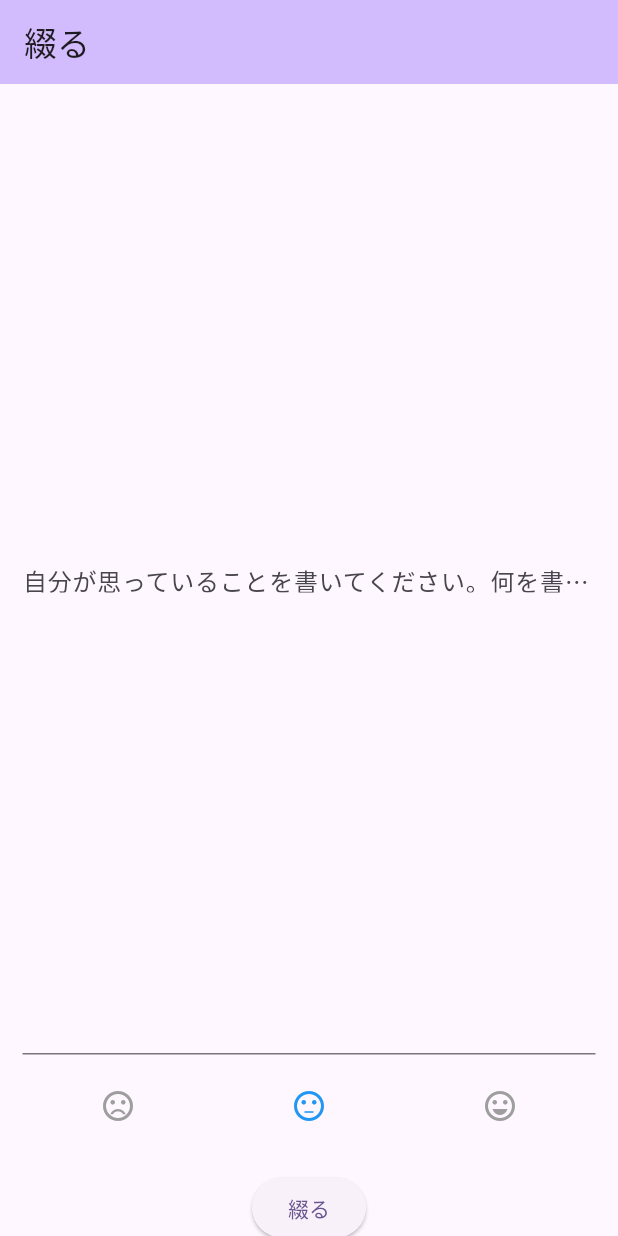
After one commit to urayusuke/mind_scribe_app, a Flutter app: the PostScreen screen opened by its route, on a phone screen of 412 x 824 dp. The commit adds this screen. Run offline on Flutter 3.47's test engine with Material 3 defaults, Android fonts, the light colour scheme and no system bars; our stand-ins replace freezed_annotation, get, lottie, shared_preferences; accounts and stored records are empty; statements that could not run were skipped.

Commit message:
post画面の実装

```diff
--- a/lib/l10n/intl_ja.arb
+++ b/lib/l10n/intl_ja.arb
@@ -1,4 +1,11 @@
 {
   "@@locale": "ja",
-  "home": "ホーム"
+  "home": "ホーム",
+  "post": "投稿",
+  "description":"自分が思っていることを書いてください。何を書いても大丈夫です",
+  "spell": "綴る",
+  "sad": "悲しい",
+  "neutral": "普通",
+  "happy": "楽しい",
+  "whiteSpace":""
 }
--- a/lib/l10n/l10n.dart
+++ b/lib/l10n/l10n.dart
@@ -96,6 +96,48 @@ abstract class L10n {
   /// In ja, this message translates to:
   /// **'ホーム'**
   String get home;
+
+  /// No description provided for @post.
+  ///
+  /// In ja, this message translates to:
+  /// **'投稿'**
+  String get post;
+
+  /// No description provided for @description.
+  ///
+  /// In ja, this message translates to:
+  /// **'自分が思っていることを書いてください。何を書いても大丈夫です'**
+  String get description;
+
+  /// No description provided for @spell.
+  ///
+  /// In ja, this message translates to:
+  /// **'綴る'**
+  String get spell;
+
+  /// No description provided for @sad.
+  ///
+  /// In ja, this message translates to:
+  /// **'悲しい'**
+  String get sad;
+
+  /// No description provided for @neutral.
+  ///
+  /// In ja, this message translates to:
+  /// **'普通'**
+  String get neutral;
+
+  /// No description provided for @happy.
+  ///
+  /// In ja, this message translates to:
+  /// **'楽しい'**
+  String get happy;
+
+  /// No description provided for @whiteSpace.
+  ///
+  /// In ja, this message translates to:
+  /// **''**
+  String get whiteSpace;
 }
 
 class _L10nDelegate extends LocalizationsDelegate<L10n> {
--- a/lib/l10n/l10n_ja.dart
+++ b/lib/l10n/l10n_ja.dart
@@ -6,4 +6,25 @@ class L10nJa extends L10n {
 
   @override
   String get home => 'ホーム';
+
+  @override
+  String get post => '投稿';
+
+  @override
+  String get description => '自分が思っていることを書いてください。何を書いても大丈夫です';
+
+  @override
+  String get spell => '綴る';
+
+  @override
+  String get sad => '悲しい';
+
+  @override
+  String get neutral => '普通';
+
+  @override
+  String get happy => '楽しい';
+
+  @override
+  String get whiteSpace => '';
 }
--- /dev/null
+++ b/lib/src/features/post/model/emotion.dart
@@ -0,0 +1,27 @@
+import 'package:flutter/material.dart';
+import 'package:freezed_annotation/freezed_annotation.dart';
+import 'package:mind_scribe_app/l10n/l10n.dart';
+
+enum Emotion {
+  @JsonValue(0)
+  sad,
+  @JsonValue(1)
+  neutral,
+  @JsonValue(2)
+  happy,
+}
+
+extension EmotionExtension on Emotion {
+  String name(BuildContext context) {
+    switch (this) {
+      case Emotion.sad:
+        return L10n.of(context)!.sad;
+      case Emotion.neutral:
+        return L10n.of(context)!.neutral;
+      case Emotion.happy:
+        return L10n.of(context)!.happy;
+      default:
+        return L10n.of(context)!.happy;
+    }
+  }
+}
--- /dev/null
+++ b/lib/src/features/post/model/post.dart
@@ -0,0 +1,15 @@
+import 'package:freezed_annotation/freezed_annotation.dart';
+import 'package:mind_scribe_app/src/features/post/model/emotion.dart';
+
+part 'post.freezed.dart';
+part 'post.g.dart';
+
+@freezed
+class Post with _$Post {
+  const factory Post({
+    @Default('') String content,
+    @Default(Emotion.neutral) Emotion emotion,
+  }) = _Post;
+
+  factory Post.fromJson(Map<String, dynamic> json) => _$PostFromJson(json);
+}
--- /dev/null
+++ b/lib/src/features/post/post_screen.dart
@@ -0,0 +1,89 @@
+import 'package:flutter/material.dart';
+import 'package:mind_scribe_app/l10n/l10n.dart';
+import 'package:get/get.dart';
+import 'package:mind_scribe_app/src/features/post/model/emotion.dart';
+import 'package:mind_scribe_app/src/features/post/post_state.dart';
+
+class PostScreen extends GetView<PostState> {
+  PostScreen({super.key}) {
+    // コントローラーを初期化
+    Get.put(PostState(), permanent: false);
+  }
+
+  @override
+  Widget build(BuildContext context) {
+    return Scaffold(
+      appBar: AppBar(
+        backgroundColor: Theme.of(context).colorScheme.inversePrimary,
+        title: Text(L10n.of(context)!.spell),
+        automaticallyImplyLeading: false,
+      ),
+      body: Padding(
+        padding: const EdgeInsets.all(15),
+        child: Obx(
+          () => Form(
+            child: Column(
+              crossAxisAlignment: CrossAxisAlignment.center,
+              children: [
+                TextFormField(
+                  decoration: InputDecoration(
+                    labelText: L10n.of(context)!.description,
+                  ),
+                  initialValue: controller.post.value.content,
+                  maxLines: 25,
+                  onChanged: controller.updateContent,
+                ),
+                const SizedBox(
+                  height: 10,
+                ),
+                Row(
+                  mainAxisAlignment: MainAxisAlignment.spaceAround,
+                  children: [
+                    Expanded(
+                      child: IconButton(
+                        icon: const Icon(Icons.sentiment_very_dissatisfied),
+                        color: controller.post.value.emotion == Emotion.sad
+                            ? Colors.blue
+                            : Colors.grey,
+                        onPressed: () {
+                          controller.updateEmotion(Emotion.sad);
+                        },
+                      ),
+                    ),
+                    Expanded(
+                      child: IconButton(
+                        icon: const Icon(Icons.sentiment_neutral),
+                        color: controller.post.value.emotion == Emotion.neutral
+                            ? Colors.blue
+                            : Colors.grey,
+                        onPressed: () {
+                          controller.updateEmotion(Emotion.neutral);
+                        },
+                      ),
+                    ),
+                    Expanded(
+                      child: IconButton(
+                        icon: const Icon(Icons.sentiment_very_satisfied),
+                        color: controller.post.value.emotion == Emotion.happy
+                            ? Colors.blue
+                            : Colors.grey,
+                        onPressed: () {
+                          controller.updateEmotion(Emotion.happy);
+                        },
+                      ),
+                    ),
+                  ],
+                ),
+                const SizedBox(height: 20),
+                ElevatedButton(
+                  child: Text(L10n.of(context)!.spell),
+                  onPressed: () {},
+                ),
+              ],
+            ),
+          ),
+        ),
+      ),
+    );
+  }
+}
--- /dev/null
+++ b/lib/src/features/post/post_state.dart
@@ -0,0 +1,36 @@
+import 'package:get/get.dart';
+import 'package:mind_scribe_app/src/features/post/model/emotion.dart';
+import 'package:mind_scribe_app/src/features/post/model/post.dart';
+
+class PostState extends GetxController {
+  // Single post data
+  var post = const Post().obs;
+
+  // Loading state
+  var isLoading = false.obs;
+
+  // Error message
+  var errorMessage = ''.obs;
+
+  // Fetch posts from a server or database
+  Future<void> fetchPosts() async {
+    try {
+      isLoading(true);
+    } catch (e) {
+      errorMessage.value = 'Failed to fetch posts';
+    } finally {
+      isLoading(false);
+    }
+  }
+
+  // 状態管理のためのメソッドを追加
+  void updateContent(String content) {
+    // ここで状態を更新
+    post.value = post.value.copyWith(content: content);
+  }
+
+  void updateEmotion(Emotion emotion) {
+    // ここで状態を更新
+    post.value = post.value.copyWith(emotion: emotion);
+  }
+}
--- a/lib/src/features/splash/splash_controller.dart
+++ b/lib/src/features/splash/splash_controller.dart
@@ -42,6 +42,6 @@ class SplashController extends GetxController {
       return;
     }
 
-    Get.offNamed(RoutePath.splash);
+    Get.offNamed(RoutePath.post);
   }
 }
--- a/lib/src/routes/route_path.dart
+++ b/lib/src/routes/route_path.dart
@@ -2,4 +2,5 @@ class RoutePath{
   static String initialRoute = '/';
   static String splash = '/splash';
   static String home = '/home';
+  static String post = '/post';
 }
--- a/lib/src/routes/routes.dart
+++ b/lib/src/routes/routes.dart
@@ -1,5 +1,6 @@
 import 'package:get/get_navigation/src/routes/get_route.dart';
 import 'package:mind_scribe_app/main.dart';
+import 'package:mind_scribe_app/src/features/post/post_screen.dart';
 import 'package:mind_scribe_app/src/features/splash/splash_screen.dart';
 import 'package:mind_scribe_app/src/routes/route_path.dart';
 
@@ -17,5 +18,9 @@ class Routes {
       name: RoutePath.home,
       page: () => const MyHomePage(),
     ),
+    GetPage(
+      name: RoutePath.post,
+      page: () => PostScreen(),
+    ),
   ];
 }
--- a/pubspec.yaml
+++ b/pubspec.yaml
@@ -21,6 +21,7 @@ dependencies:
   shared_preferences: ^2.2.3
   freezed: ^2.5.2
   freezed_annotation: ^2.4.4
+  json_annotation: ^4.0.1
 
 dev_dependencies:
   flutter_test:
@@ -28,6 +29,7 @@ dev_dependencies:
 
   flutter_lints: ^4.0.0
   build_runner: ^2.4.9
+  json_serializable: ^6.8.0
 
 flutter:
   generate: true
```
Also changed, not shown: lib/src/features/post/model/post.freezed.dart (added), lib/src/features/post/model/post.g.dart (added), pubspec.lock, 2 other files.
